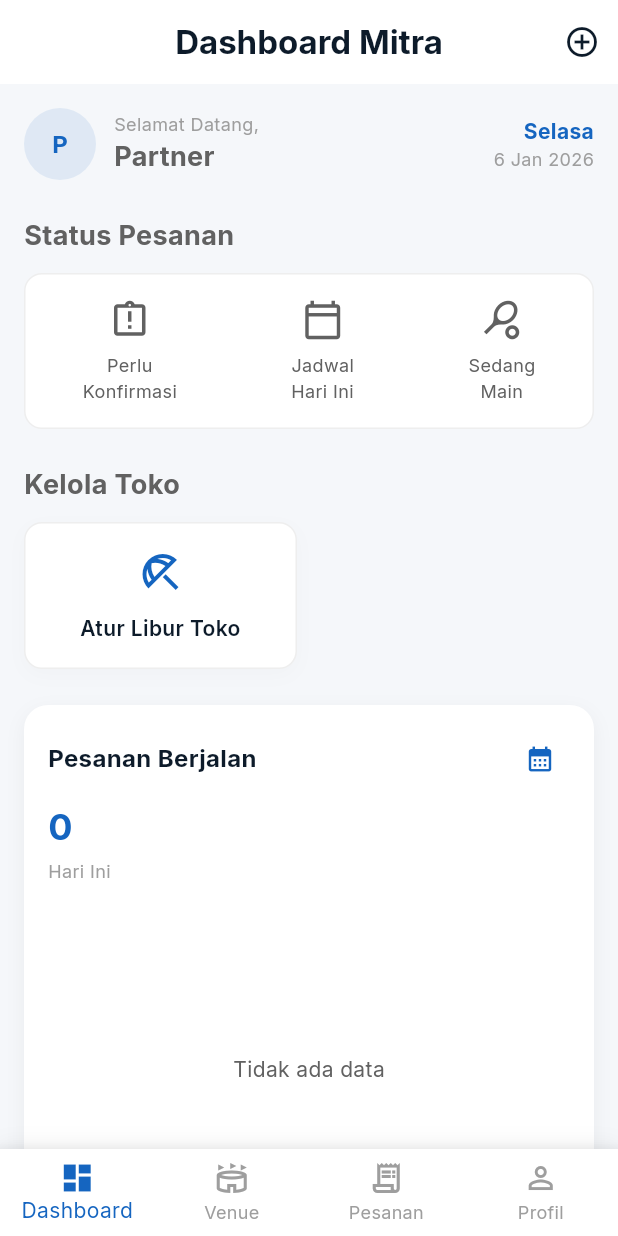
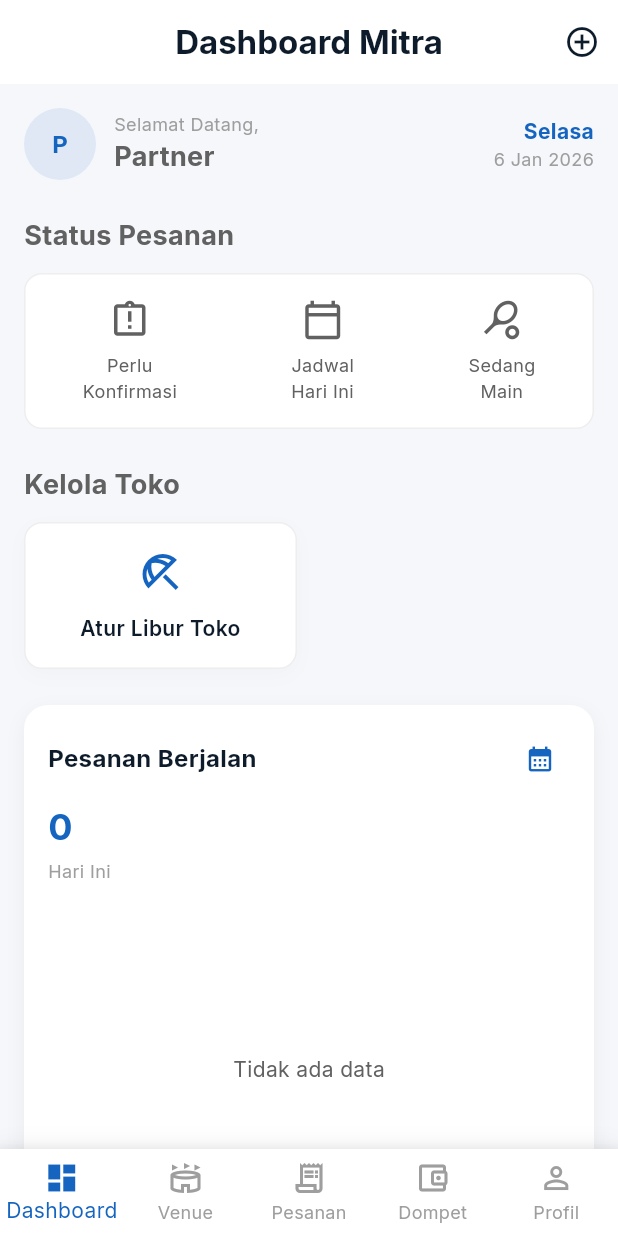
Before and after one commit to m-gilang-1248/gsports, a Flutter app: the PartnerMainPage screen opened by its route, on a phone screen of 412 x 824 dp. Run offline on Flutter 3.47's test engine with Material 3 defaults, Android fonts, the phone set to English and light mode, and no system bars; our stand-ins replace audioplayers, bloc, cached_network_image, cloud_firestore, equatable, firebase_auth and 19 more; missing offline and left inert: cloudinary_public; accounts and stored records are empty.

Commit message:
fix(wallet): add wallet tab to partner dashboard and fix syntax errors

```diff
--- a/lib/features/partner/dashboard/presentation/pages/partner_main_page.dart
+++ b/lib/features/partner/dashboard/presentation/pages/partner_main_page.dart
@@ -3,6 +3,8 @@ import 'package:flutter_bloc/flutter_bloc.dart';
 import 'package:get_it/get_it.dart';
 import 'package:go_router/go_router.dart';
 import 'package:gsports/core/config/app_colors.dart';
+import 'package:gsports/features/auth/presentation/bloc/auth_bloc.dart';
+import 'package:gsports/features/auth/presentation/bloc/auth_state.dart';
 import 'package:gsports/features/partner/booking_management/presentation/bloc/order_management_bloc.dart';
 import 'package:gsports/features/partner/dashboard/presentation/bloc/partner_dashboard_bloc.dart';
 import 'package:gsports/features/partner/dashboard/presentation/pages/dashboard_view.dart';
@@ -10,6 +12,9 @@ import 'package:gsports/features/partner/dashboard/presentation/pages/orders_vie
 import 'package:gsports/features/partner/dashboard/presentation/pages/profile_view.dart';
 import 'package:gsports/features/partner/dashboard/presentation/pages/venues_view.dart';
 import 'package:gsports/features/partner/venue_management/presentation/bloc/venue_management_bloc.dart';
+import 'package:gsports/features/wallet/presentation/bloc/wallet_bloc.dart';
+import 'package:gsports/features/wallet/presentation/bloc/wallet_event.dart';
+import 'package:gsports/features/wallet/presentation/pages/partner_wallet_page.dart';
 
 class PartnerMainPage extends StatelessWidget {
   const PartnerMainPage({super.key});
@@ -31,6 +36,16 @@ class PartnerMainPage extends StatelessWidget {
           create: (context) =>
               GetIt.I<OrderManagementBloc>()..add(FetchPartnerBookings()),
         ),
+        BlocProvider(
+          create: (context) {
+            final authState = context.read<AuthBloc>().state;
+            String userId = '';
+            if (authState is AuthAuthenticated) {
+              userId = authState.user.uid;
+            }
+            return GetIt.I<WalletBloc>()..add(FetchWalletData(userId));
+          },
+        ),
       ],
       child: const _PartnerMainPageView(),
     );
@@ -51,6 +66,7 @@ class _PartnerMainPageViewState extends State<_PartnerMainPageView> {
     DashboardView(),
     VenuesView(),
     OrdersView(),
+    PartnerWalletView(),
     ProfileView(),
   ];
 
@@ -101,6 +117,11 @@ class _PartnerMainPageViewState extends State<_PartnerMainPageView> {
               label: 'Pesanan',
             ),
             BottomNavigationBarItem(
+              icon: Icon(Icons.account_balance_wallet_outlined),
+              activeIcon: Icon(Icons.account_balance_wallet),
+              label: 'Dompet',
+            ),
+            BottomNavigationBarItem(
               icon: Icon(Icons.person_outline),
               activeIcon: Icon(Icons.person),
               label: 'Profil',
@@ -146,7 +167,11 @@ class _PartnerMainPageViewState extends State<_PartnerMainPageView> {
           ),
         ];
         break;
-      case 3: // Profile
+      case 3: // Wallet
+        title = 'Dompet Mitra';
+        actions = [];
+        break;
+      case 4: // Profile
         title = 'Profil Saya';
         actions = [];
         break;
```
Also changed, not shown: lib/features/wallet/presentation/pages/partner_wallet_page.dart (+14 -14 lines).
